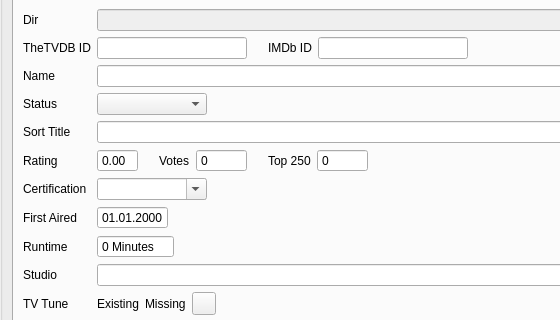
Before: the Qt Designer form src/ui/tv_show/TvShowWidgetTvShow.ui in Komet/MediaElch, drawn with Qt 5; both pictures show x 0 to 560 and y 101 to 421 of the 954 by 783 pixel window.
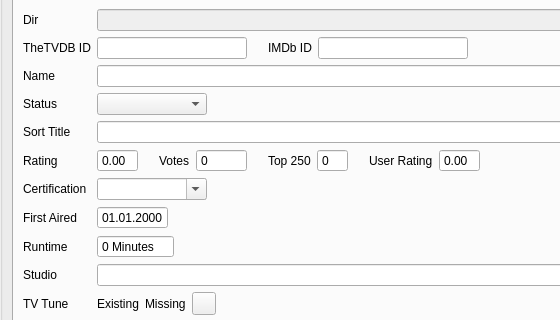
After: the same form once the commit is applied. Icons and pictures are not drawn. Custom widgets are drawn as their Qt base class.

Commit message: [TvShow] Add user-rating to GUI

The edit to the form file:
```diff
--- a/src/ui/tv_show/TvShowWidgetTvShow.ui
+++ b/src/ui/tv_show/TvShowWidgetTvShow.ui
@@ -215,7 +215,43 @@
                  <enum>QAbstractSpinBox::NoButtons</enum>
                 </property>
                 <property name="maximum">
-                 <number>9999999</number>
+                 <number>250</number>
+                </property>
+               </widget>
+              </item>
+              <item>
+               <spacer name="horizontalSpacer_userRating">
+                <property name="orientation">
+                 <enum>Qt::Horizontal</enum>
+                </property>
+                <property name="sizeType">
+                 <enum>QSizePolicy::Fixed</enum>
+                </property>
+                <property name="sizeHint" stdset="0">
+                 <size>
+                  <width>15</width>
+                  <height>20</height>
+                 </size>
+                </property>
+               </spacer>
+              </item>
+              <item>
+               <widget class="QLabel" name="lblUserRating">
+                <property name="text">
+                 <string>User Rating</string>
+                </property>
+               </widget>
+              </item>
+              <item>
+               <widget class="QDoubleSpinBox" name="userRating">
+                <property name="buttonSymbols">
+                 <enum>QAbstractSpinBox::NoButtons</enum>
+                </property>
+                <property name="decimals">
+                 <number>2</number>
+                </property>
+                <property name="maximum">
+                 <double>10.000000000000000</double>
                 </property>
                </widget>
               </item>
```
The commit also changes 2 other files.
